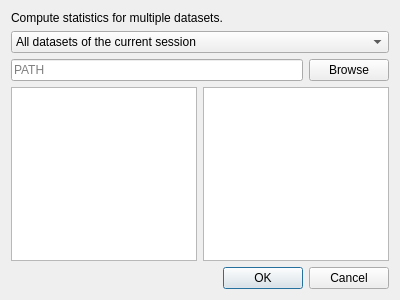
Above: shapeout2/gui/compute/comp_stats.ui from ZELLMECHANIK-DRESDEN/ShapeOut2 before the change. Below: the same form after it.
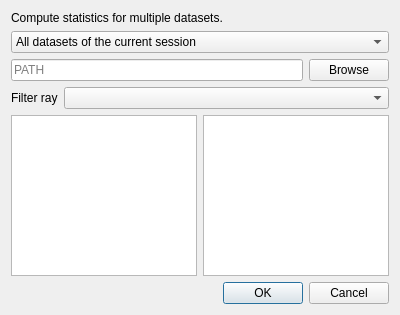
That is the form after the change.

Commit message: feat: allow to select filter ray when computing statistics (close #11)

Patch:
```diff
--- a/shapeout2/gui/compute/comp_stats.ui
+++ b/shapeout2/gui/compute/comp_stats.ui
@@ -7,7 +7,7 @@
     <x>0</x>
     <y>0</y>
     <width>400</width>
-    <height>300</height>
+    <height>315</height>
    </rect>
   </property>
   <property name="windowTitle">
@@ -36,8 +36,8 @@
     </widget>
    </item>
    <item>
-    <widget class="QWidget" name="widget_path" native="true">
-     <layout class="QHBoxLayout" name="horizontalLayout">
+    <widget class="QWidget" name="widget_other" native="true">
+     <layout class="QVBoxLayout" name="verticalLayout_2">
       <property name="leftMargin">
        <number>0</number>
       </property>
@@ -51,6 +51,11 @@
        <number>0</number>
       </property>
       <item>
+       <layout class="QHBoxLayout" name="horizontalLayout_3">
+        <property name="topMargin">
+         <number>0</number>
+        </property>
+        <item>
        <widget class="QLineEdit" name="lineEdit_path">
         <property name="placeholderText">
          <string>PATH</string>
@@ -63,6 +68,35 @@
          <string>Browse</string>
         </property>
        </widget>
+        </item>
+       </layout>
+      </item>
+      <item>
+       <layout class="QHBoxLayout" name="horizontalLayout_4">
+        <property name="topMargin">
+         <number>0</number>
+        </property>
+        <item>
+         <widget class="QLabel" name="label_2">
+          <property name="toolTip">
+           <string>All filters from this filter ray will be applied before computing statistics</string>
+          </property>
+          <property name="text">
+           <string>Filter ray</string>
+          </property>
+         </widget>
+        </item>
+        <item>
+         <widget class="QComboBox" name="comboBox_filter_ray">
+          <property name="sizePolicy">
+           <sizepolicy hsizetype="Expanding" vsizetype="Fixed">
+            <horstretch>0</horstretch>
+            <verstretch>0</verstretch>
+           </sizepolicy>
+          </property>
+         </widget>
+        </item>
+       </layout>
       </item>
      </layout>
     </widget>
```
Lines whose indentation alone changed are shown as unchanged. The commit also changes 3 other files.
